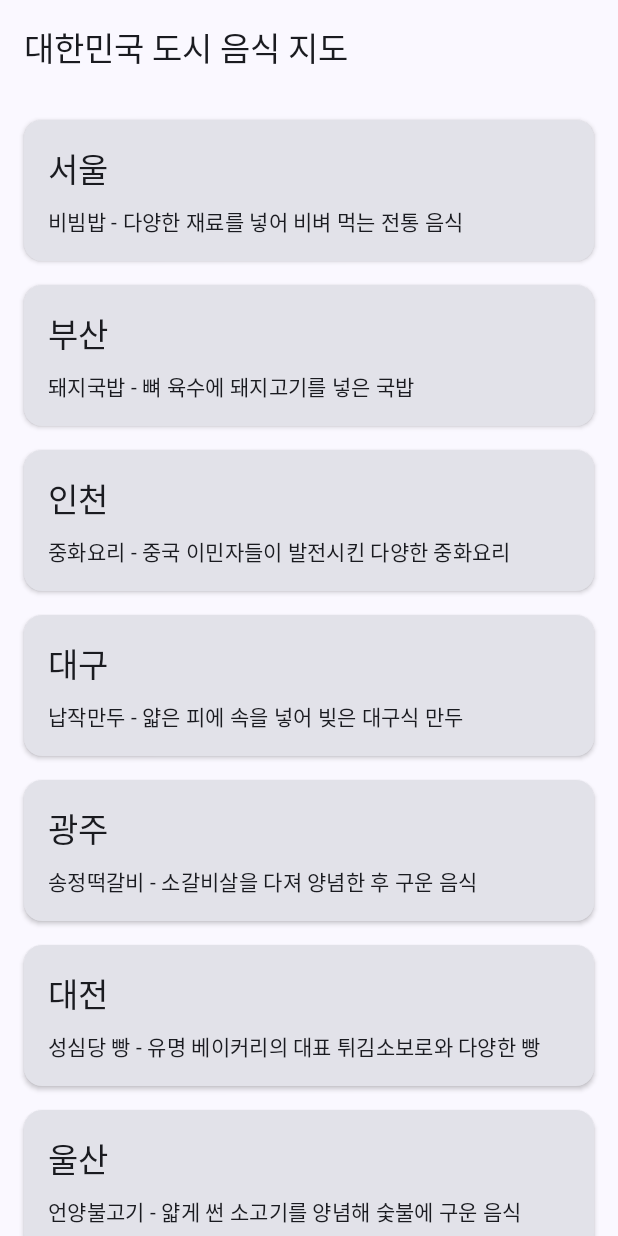
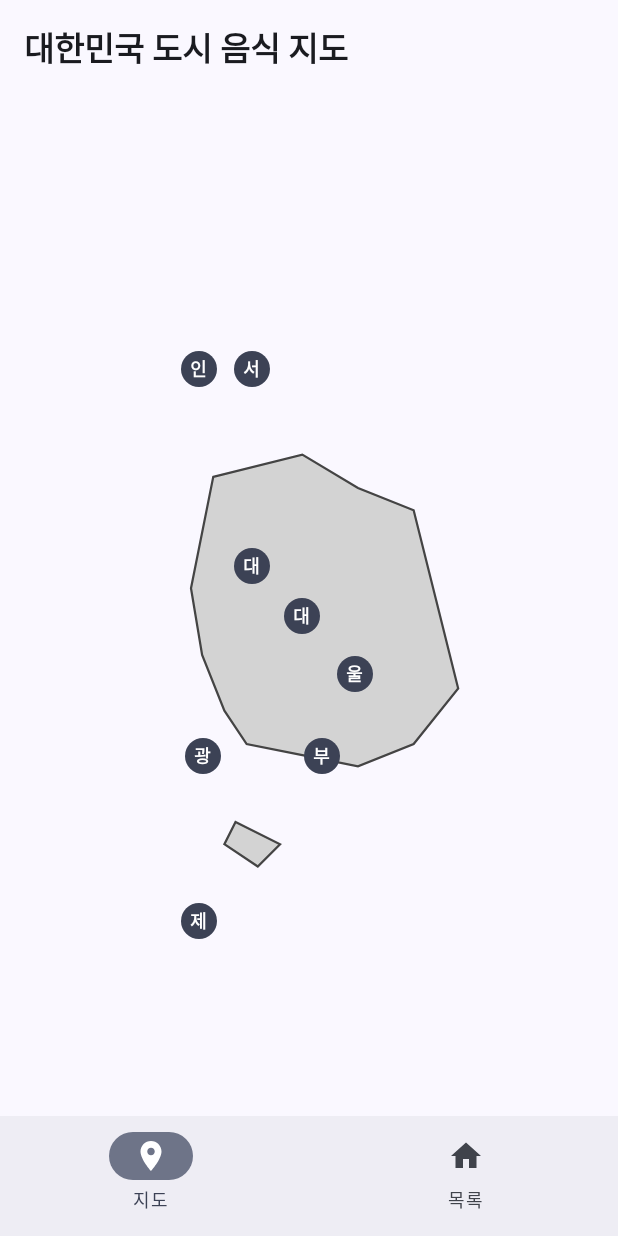
Before and after one commit to haeseoky/ocean-android, an Android app built with Jetpack Compose: the screen it shows after launch (MainActivity), on a phone screen of 412 x 824 dp. Run offline under Robolectric (Android 15) with nearby library versions, the phone set to English and light mode, and no system bars.

Commit message:
대한민국 도시 음식 지도 앱 완성

```diff
--- a/app/src/main/java/com/example/ocean/MainActivity.kt
+++ b/app/src/main/java/com/example/ocean/MainActivity.kt
@@ -6,7 +6,13 @@ import androidx.activity.compose.setContent
 import androidx.activity.enableEdgeToEdge
 import androidx.compose.foundation.layout.fillMaxSize
 import androidx.compose.foundation.layout.padding
+import androidx.compose.material.icons.Icons
+import androidx.compose.material.icons.filled.Home
+import androidx.compose.material.icons.filled.Place
 import androidx.compose.material3.ExperimentalMaterial3Api
+import androidx.compose.material3.Icon
+import androidx.compose.material3.NavigationBar
+import androidx.compose.material3.NavigationBarItem
 import androidx.compose.material3.Scaffold
 import androidx.compose.material3.SnackbarHost
 import androidx.compose.material3.SnackbarHostState
@@ -14,11 +20,27 @@ import androidx.compose.material3.Text
 import androidx.compose.material3.TopAppBar
 import androidx.compose.material3.TopAppBarDefaults
 import androidx.compose.runtime.Composable
+import androidx.compose.runtime.getValue
 import androidx.compose.runtime.remember
 import androidx.compose.ui.Modifier
+import androidx.compose.ui.graphics.vector.ImageVector
 import androidx.compose.ui.tooling.preview.Preview
-import com.example.ocean.ui.home.HomeScreen
+import androidx.navigation.NavDestination.Companion.hierarchy
+import androidx.navigation.NavGraph.Companion.findStartDestination
+import androidx.navigation.compose.currentBackStackEntryAsState
+import androidx.navigation.compose.rememberNavController
+import com.example.ocean.ui.navigation.AppNavigation
+import com.example.ocean.ui.navigation.NavRoutes
 import com.example.ocean.ui.theme.OceanTheme
+
+/**
+ * 내비게이션 아이템 데이터 클래스
+ */
+data class NavigationItem(
+    val title: String,
+    val icon: ImageVector,
+    val route: String
+)
 
 class MainActivity : ComponentActivity() {
     override fun onCreate(savedInstanceState: Bundle?) {
@@ -35,7 +57,26 @@ class MainActivity : ComponentActivity() {
 @OptIn(ExperimentalMaterial3Api::class)
 @Composable
 fun OceanApp() {
+    val navController = rememberNavController()
     val snackbarHostState = remember { SnackbarHostState() }
+
+    // 현재 선택된 하단 네비게이션 아이템
+    val navBackStackEntry by navController.currentBackStackEntryAsState()
+    val currentDestination = navBackStackEntry?.destination
+
+    // 내비게이션 아이템
+    val items = listOf(
+        NavigationItem(
+            title = "지도",
+            icon = Icons.Filled.Place,  // Map 대신 Place 아이콘 사용
+            route = NavRoutes.Map.route
+        ),
+        NavigationItem(
+            title = "목록",
+            icon = Icons.Filled.Home,
+            route = NavRoutes.Home.route
+        )
+    )
 
     Scaffold(
         modifier = Modifier.fillMaxSize(),
@@ -45,14 +86,36 @@ fun OceanApp() {
                 title = { Text("대한민국 도시 음식 지도") },
                 colors = TopAppBarDefaults.topAppBarColors()
             )
+        },
+        bottomBar = {
+            NavigationBar {
+                items.forEach { item ->
+                    val selected = currentDestination?.hierarchy?.any { it.route == item.route } == true
+
+                    NavigationBarItem(
+                        icon = { Icon(item.icon, contentDescription = item.title) },
+                        label = { Text(item.title) },
+                        selected = selected,
+                        onClick = {
+                            navController.navigate(item.route) {
+                                // 백 스택에 쌓이지 않도록 설정
+                                popUpTo(navController.graph.findStartDestination().id) {
+                                    saveState = true
+                                }
+                                // 중복 네비게이션 방지
+                                launchSingleTop = true
+                                // 상태 저장
+                                restoreState = true
+                            }
+                        }
+                    )
+                }
+            }
         }
     ) { innerPadding ->
-        // 지도 화면 대신 홈 화면 사용 (의존성 문제 해결까지)
-        HomeScreen(
+        AppNavigation(
             modifier = Modifier.padding(innerPadding),
-            onItemClick = {
-                // 아이템 클릭시 작업
-            }
+            navController = navController
         )
     }
 }
--- /dev/null
+++ b/app/src/main/java/com/example/ocean/data/repository/CityRepository.kt
@@ -0,0 +1,95 @@
+package com.example.ocean.data.repository
+
+import com.example.ocean.domain.model.CityInfo
+import kotlinx.coroutines.flow.Flow
+import kotlinx.coroutines.flow.flow
+
+/**
+ * 도시 정보를 제공하는 Repository
+ */
+class CityRepository {
+
+    /**
+     * 대한민국 주요 도시 정보 목록을 가져옵니다.
+     */
+    fun getCityInfoList(): Flow<List<CityInfo>> = flow {
+        val cityInfoList = listOf(
+            CityInfo(
+                id = "seoul",
+                name = "서울",
+                xCoordinate = 0.51f,
+                yCoordinate = 0.28f,
+                famousFood = "비빔밥",
+                description = "다양한 재료를 넣어 비벼 먹는 전통 음식"
+            ),
+            CityInfo(
+                id = "busan",
+                name = "부산",
+                xCoordinate = 0.68f,
+                yCoordinate = 0.75f,
+                famousFood = "돼지국밥",
+                description = "뼈 육수에 돼지고기를 넣은 국밥"
+            ),
+            CityInfo(
+                id = "incheon",
+                name = "인천",
+                xCoordinate = 0.38f,
+                yCoordinate = 0.28f,
+                famousFood = "중화요리",
+                description = "중국 이민자들이 발전시킨 다양한 중화요리"
+            ),
+            CityInfo(
+                id = "daegu",
+                name = "대구",
+                xCoordinate = 0.63f,
+                yCoordinate = 0.58f,
+                famousFood = "납작만두",
+                description = "얇은 피에 속을 넣어 빚은 대구식 만두"
+            ),
+            CityInfo(
+                id = "gwangju",
+                name = "광주",
+                xCoordinate = 0.39f,
+                yCoordinate = 0.75f,
+                famousFood = "송정떡갈비",
+                description = "소갈비살을 다져 양념한 후 구운 음식"
+            ),
+            CityInfo(
+                id = "daejeon",
+                name = "대전",
+                xCoordinate = 0.51f,
+                yCoordinate = 0.52f,
+                famousFood = "성심당 빵",
+                description = "유명 베이커리의 대표 튀김소보로와 다양한 빵"
+            ),
+            CityInfo(
+                id = "ulsan",
+                name = "울산",
+                xCoordinate = 0.76f,
+                yCoordinate = 0.65f,
+                famousFood = "언양불고기",
+                description = "얇게 썬 소고기를 양념해 숯불에 구운 음식"
+            ),
+            CityInfo(
+                id = "jeju",
+                name = "제주",
+                xCoordinate = 0.38f,
+                yCoordinate = 0.95f,
+                famousFood = "흑돼지구이",
+                description = "제주 특산물인 흑돼지를 구운 음식"
+            )
+        )
+
+        emit(cityInfoList)
+    }
+
+    /**
+     * 특정 도시 정보를 가져옵니다.
+     */
+    fun getCityInfo(id: String): Flow<CityInfo?> = flow {
+        val cityInfo = getCityInfoList().collect { cityList ->
+            val city = cityList.find { it.id == id }
+            emit(city)
+        }
+    }
+}
--- /dev/null
+++ b/app/src/main/java/com/example/ocean/ui/map/MapScreen.kt
@@ -0,0 +1,187 @@
+package com.example.ocean.ui.map
+
+import androidx.compose.animation.AnimatedVisibility
+import androidx.compose.animation.fadeIn
+import androidx.compose.animation.fadeOut
+import androidx.compose.foundation.Image
+import androidx.compose.foundation.background
+import androidx.compose.foundation.clickable
+import androidx.compose.foundation.layout.Box
+import androidx.compose.foundation.layout.Column
+import androidx.compose.foundation.layout.fillMaxSize
+import androidx.compose.foundation.layout.offset
+import androidx.compose.foundation.layout.padding
+import androidx.compose.foundation.layout.size
+import androidx.compose.foundation.shape.CircleShape
+import androidx.compose.foundation.shape.RoundedCornerShape
+import androidx.compose.material3.MaterialTheme
+import androidx.compose.material3.Surface
+import androidx.compose.material3.Text
+import androidx.compose.runtime.Composable
+import androidx.compose.runtime.getValue
+import androidx.compose.runtime.mutableStateOf
+import androidx.compose.runtime.remember
+import androidx.compose.runtime.setValue
+import androidx.compose.ui.Alignment
+import androidx.compose.ui.Modifier
+import androidx.compose.ui.draw.clip
+import androidx.compose.ui.draw.shadow
+import androidx.compose.ui.graphics.Color
+import androidx.compose.ui.platform.LocalConfiguration
+import androidx.compose.ui.platform.LocalDensity
+import androidx.compose.ui.res.painterResource
+import androidx.compose.ui.text.font.FontWeight
+import androidx.compose.ui.text.style.TextAlign
+import androidx.compose.ui.unit.IntOffset
+import androidx.compose.ui.unit.dp
+import androidx.compose.ui.unit.sp
+import com.example.ocean.R
+import com.example.ocean.domain.model.CityInfo
+import kotlin.math.roundToInt
+
+/**
+ * 대한민국 지도 화면
+ *
+ * 지도 위에 도시 위치를 표시하고, 클릭 시 해당 도시의 유명 음식 정보를 말풍선으로 보여줍니다.
+ */
+@Composable
+fun MapScreen(
+    modifier: Modifier = Modifier,
+    cities: List<CityInfo> = emptyList()
+) {
+    // 선택된 도시 정보
+    var selectedCity by remember { mutableStateOf<CityInfo?>(null) }
+
+    // 화면 크기 구하기
+    val configuration = LocalConfiguration.current
+    val screenWidth = configuration.screenWidthDp.dp
+    val screenHeight = configuration.screenHeightDp.dp
+
+    Box(
+        modifier = modifier
+            .fillMaxSize()
+            .padding(16.dp)
+    ) {
+        // 한국 지도 이미지
+        Image(
+            painter = painterResource(id = R.drawable.korea_map),
+            contentDescription = "대한민국 지도",
+            modifier = Modifier.fillMaxSize()
+        )
+
+        // 도시 마커 표시
+        cities.forEach { city ->
+            CityMarker(
+                city = city,
+                screenWidth = screenWidth,
+                screenHeight = screenHeight,
+                onClick = {
+                    selectedCity = if (selectedCity?.id == city.id) null else city
+                },
+                isSelected = selectedCity?.id == city.id
+            )
+        }
+
+        // 선택된 도시가 있으면 말풍선 표시
+        selectedCity?.let { city ->
+            SpeechBubble(
+                city = city,
+                screenWidth = screenWidth,
+                screenHeight = screenHeight
+            )
+        }
+    }
+}
+
+/**
+ * 도시 마커 컴포넌트
+ */
+@Composable
+private fun CityMarker(
+    city: CityInfo,
+    screenWidth: androidx.compose.ui.unit.Dp,
+    screenHeight: androidx.compose.ui.unit.Dp,
+    onClick: () -> Unit,
+    isSelected: Boolean
+) {
+    val markerSize = 24.dp
+    val density = LocalDensity.current
+
+    val xPos = (screenWidth.value * city.xCoordinate).roundToInt()
+    val yPos = (screenHeight.value * city.yCoordinate).roundToInt()
+
+    Box(
+        modifier = Modifier
+            .offset { IntOffset(xPos, yPos) }
+            .size(markerSize)
+            .clip(CircleShape)
+            .background(if (isSelected) MaterialTheme.colorScheme.primary else MaterialTheme.colorScheme.secondary)
+            .clickable(onClick = onClick),
+        contentAlignment = Alignment.Center
+    ) {
+        Text(
+            text = city.name.take(1),
+            color = Color.White,
+            fontWeight = FontWeight.Bold,
+            fontSize = 12.sp
+        )
+    }
+}
+
+/**
+ * 말풍선 컴포넌트
+ */
+@Composable
+private fun SpeechBubble(
+    city: CityInfo,
+    screenWidth: androidx.compose.ui.unit.Dp,
+    screenHeight: androidx.compose.ui.unit.Dp
+) {
+    val xPos = (screenWidth.value * city.xCoordinate).roundToInt()
+    val yPos = (screenHeight.value * city.yCoordinate).roundToInt() - 100
+
+    // 화면 경계를 벗어나지 않도록 조정
+    val adjustedX = xPos.coerceIn(0, screenWidth.value.toInt() - 200)
+    val adjustedY = yPos.coerceIn(0, screenHeight.value.toInt() - 150)
+
+    Box(
+        modifier = Modifier
+            .offset { IntOffset(adjustedX, adjustedY) }
+    ) {
+        AnimatedVisibility(
+            visible = true,
+            enter = fadeIn(),
+            exit = fadeOut()
+        ) {
+            Surface(
+                modifier = Modifier
+                    .padding(8.dp)
+                    .shadow(4.dp, RoundedCornerShape(8.dp)),
+                shape = RoundedCornerShape(8.dp),
+                color = Color.White
+            ) {
+                Column(
+                    modifier = Modifier.padding(12.dp)
+                ) {
+                    Text(
+                        text = city.name,
+                        fontSize = 16.sp,
+                        fontWeight = FontWeight.Bold,
+                        color = MaterialTheme.colorScheme.primary
+                    )
+                    Text(
+                        text = city.famousFood,
+                        fontSize = 14.sp,
+                        fontWeight = FontWeight.Bold,
+                        color = MaterialTheme.colorScheme.secondary
+                    )
+                    Text(
+                        text = city.description,
+                        fontSize = 12.sp,
+                        textAlign = TextAlign.Start
+                    )
+                }
+            }
+        }
+    }
+}
--- /dev/null
+++ b/app/src/main/java/com/example/ocean/ui/map/MapViewModel.kt
@@ -0,0 +1,70 @@
+package com.example.ocean.ui.map
+
+import androidx.lifecycle.ViewModel
+import androidx.lifecycle.viewModelScope
+import com.example.ocean.data.repository.CityRepository
+import com.example.ocean.domain.model.CityInfo
+import kotlinx.coroutines.flow.MutableStateFlow
+import kotlinx.coroutines.flow.StateFlow
+import kotlinx.coroutines.flow.asStateFlow
+import kotlinx.coroutines.flow.catch
+import kotlinx.coroutines.launch
+
+/**
+ * 지도 화면을 위한 ViewModel
+ */
+class MapViewModel : ViewModel() {
+
+    // 실제 프로젝트에서는 의존성 주입을 사용하는 것이 좋습니다.
+    private val repository = CityRepository()
+
+    // UI 상태
+    private val _uiState = MutableStateFlow<MapUiState>(MapUiState.Loading)
+    val uiState: StateFlow<MapUiState> = _uiState.asStateFlow()
+
+    // 선택된 도시 ID
+    private val _selectedCityId = MutableStateFlow<String?>(null)
+    val selectedCityId: StateFlow<String?> = _selectedCityId.asStateFlow()
+
+    init {
+        loadCities()
+    }
+
+    /**
+     * 도시 정보 목록을 로드합니다.
+     */
+    fun loadCities() {
+        viewModelScope.launch {
+            _uiState.value = MapUiState.Loading
+
+            repository.getCityInfoList()
+                .catch { e ->
+                    _uiState.value = MapUiState.Error(e.message ?: "Unknown error occurred")
+                }
+                .collect { cities ->
+                    _uiState.value = if (cities.isEmpty()) {
+                        MapUiState.Empty
+                    } else {
+                        MapUiState.Success(cities)
+                    }
+                }
+        }
+    }
+
+    /**
+     * 도시를 선택합니다.
+     */
+    fun selectCity(cityId: String?) {
+        _selectedCityId.value = cityId
+    }
+}
+
+/**
+ * 지도 화면의 UI 상태를 나타내는 Sealed 클래스
+ */
+sealed class MapUiState {
+    object Loading : MapUiState()
+    data class Success(val cities: List<CityInfo>) : MapUiState()
+    object Empty : MapUiState()
+    data class Error(val message: String) : MapUiState()
+}
--- /dev/null
+++ b/app/src/main/java/com/example/ocean/ui/navigation/AppNavigation.kt
@@ -0,0 +1,69 @@
+package com.example.ocean.ui.navigation
+
+import androidx.compose.runtime.Composable
+import androidx.compose.runtime.collectAsState
+import androidx.compose.runtime.getValue
+import androidx.compose.ui.Modifier
+import androidx.lifecycle.viewmodel.compose.viewModel
+import androidx.navigation.NavHostController
+import androidx.navigation.compose.NavHost
+import androidx.navigation.compose.composable
+import androidx.navigation.compose.rememberNavController
+import com.example.ocean.ui.home.HomeScreen
+import com.example.ocean.ui.home.HomeViewModel
+import com.example.ocean.ui.map.MapScreen
+import com.example.ocean.ui.map.MapUiState
+import com.example.ocean.ui.map.MapViewModel
+
+/**
+ * 앱 네비게이션 경로
+ */
+sealed class NavRoutes(val route: String) {
+    object Home : NavRoutes("home")
+    object Map : NavRoutes("map")
+}
+
+/**
+ * 앱 네비게이션 컴포넌트
+ */
+@Composable
+fun AppNavigation(
+    modifier: Modifier = Modifier,
+    navController: NavHostController = rememberNavController(),
+    startDestination: String = NavRoutes.Map.route
+) {
+    NavHost(
+        navController = navController,
+        startDestination = startDestination,
+        modifier = modifier
+    ) {
+        composable(NavRoutes.Home.route) {
+            val homeViewModel: HomeViewModel = viewModel()
+            HomeScreen(
+                onItemClick = { item ->
+                    navController.navigate(NavRoutes.Map.route)
+                }
+            )
+        }
+
+        composable(NavRoutes.Map.route) {
+            val mapViewModel: MapViewModel = viewModel()
+            val uiState by mapViewModel.uiState.collectAsState()
+
+            when (val state = uiState) {
+                is MapUiState.Loading -> {
+                    // 로딩 표시
+                }
+                is MapUiState.Success -> {
+                    MapScreen(cities = state.cities)
+                }
+                is MapUiState.Empty -> {
+                    // 빈 상태 표시
+                }
+                is MapUiState.Error -> {
+                    // 에러 표시
+                }
+            }
+        }
+    }
+}
--- a/app/src/main/java/com/example/ocean/ui/theme/Color.kt
+++ b/app/src/main/java/com/example/ocean/ui/theme/Color.kt
@@ -2,21 +2,7 @@ package com.example.ocean.ui.theme
 
 import androidx.compose.ui.graphics.Color
 
-// Light Theme Colors
-val OceanBlue = Color(0xFF0077B6)
-val DeepBlue = Color(0xFF023E8A)
-val LightBlue = Color(0xFF90E0EF)
-val SkyBlue = Color(0xFFADE8F4)
-val White = Color(0xFFFFFFFF)
-
-// Dark Theme Colors
-val DarkBlue = Color(0xFF03045E)
-val MidnightBlue = Color(0xFF0A043C)
-val NavyBlue = Color(0xFF03045E)
-val DarkSkyBlue = Color(0xFF48CAE4)
-val DarkWhite = Color(0xFFE6E6E6)
-
-// Original Material3 Colors (keeping for reference)
+// 앱 색상 정의
 val Purple80 = Color(0xFFD0BCFF)
 val PurpleGrey80 = Color(0xFFCCC2DC)
 val Pink80 = Color(0xFFEFB8C8)
@@ -24,3 +10,10 @@ val Pink80 = Color(0xFFEFB8C8)
 val Purple40 = Color(0xFF6650a4)
 val PurpleGrey40 = Color(0xFF625b71)
 val Pink40 = Color(0xFF7D5260)
+
+// 앱에서 사용할 커스텀 색상
+val OceanBlue = Color(0xFF0066CC)
+val SkyBlue = Color(0xFF03A9F4)
+val LeafGreen = Color(0xFF4CAF50)
+val SandYellow = Color(0xFFFFC107)
+val CoralRed = Color(0xFFFF5722)
--- a/app/src/main/java/com/example/ocean/ui/theme/Theme.kt
+++ b/app/src/main/java/com/example/ocean/ui/theme/Theme.kt
@@ -10,47 +10,44 @@ import androidx.compose.material3.dynamicLightColorScheme
 import androidx.compose.material3.lightColorScheme
 import androidx.compose.runtime.Composable
 import androidx.compose.runtime.SideEffect
+import androidx.compose.ui.graphics.Color
 import androidx.compose.ui.graphics.toArgb
 import androidx.compose.ui.platform.LocalContext
 import androidx.compose.ui.platform.LocalView
 import androidx.core.view.WindowCompat
 
+// 밝은 테마 색상
 private val LightColorScheme = lightColorScheme(
-    primary = OceanBlue,
-    onPrimary = White,
-    primaryContainer = LightBlue,
-    onPrimaryContainer = DeepBlue,
-    secondary = DeepBlue,
-    onSecondary = White,
-    secondaryContainer = SkyBlue,
-    onSecondaryContainer = DarkBlue,
-    tertiary = LightBlue,
-    background = White,
-    onBackground = DeepBlue,
-    surface = White,
-    onSurface = DeepBlue
+    primary = Color(0xFF0066CC),
+    secondary = Color(0xFF03A9F4),
+    tertiary = Color(0xFF4CAF50),
+    background = Color(0xFFF5F5F5),
+    surface = Color(0xFFFFFFFF),
+    onPrimary = Color.White,
+    onSecondary = Color.White,
+    onTertiary = Color.White,
+    onBackground = Color(0xFF1C1B1F),
+    onSurface = Color(0xFF1C1B1F)
 )
 
+// 어두운 테마 색상
 private val DarkColorScheme = darkColorScheme(
-    primary = DarkSkyBlue,
-    onPrimary = DarkBlue,
-    primaryContainer = NavyBlue,
-    onPrimaryContainer = LightBlue,
-    secondary = LightBlue,
-    onSecondary = DarkBlue,
-    secondaryContainer = DeepBlue,
-    onSecondaryContainer = SkyBlue,
-    tertiary = SkyBlue,
-    background = MidnightBlue,
-    onBackground = DarkWhite,
-    surface = DarkBlue,
-    onSurface = DarkWhite
+    primary = Color(0xFF6AABFF),
+    secondary = Color(0xFF81D4FA),
+    tertiary = Color(0xFF8BC34A),
+    background = Color(0xFF121212),
+    surface = Color(0xFF1E1E1E),
+    onPrimary = Color.Black,
+    onSecondary = Color.Black,
+    onTertiary = Color.Black,
+    onBackground = Color.White,
+    onSurface = Color.White
 )
 
 @Composable
 fun OceanTheme(
     darkTheme: Boolean = isSystemInDarkTheme(),
-    // Dynamic color is available on Android 12+
+    // 동적 색상은 Android 12+ 에서만 가능
     dynamicColor: Boolean = true,
     content: @Composable () -> Unit
 ) {
@@ -59,10 +56,10 @@ fun OceanTheme(
             val context = LocalContext.current
             if (darkTheme) dynamicDarkColorScheme(context) else dynamicLightColorScheme(context)
         }
-
         darkTheme -> DarkColorScheme
         else -> LightColorScheme
     }
+
     val view = LocalView.current
     if (!view.isInEditMode) {
         SideEffect {
--- a/app/src/main/java/com/example/ocean/ui/theme/Type.kt
+++ b/app/src/main/java/com/example/ocean/ui/theme/Type.kt
@@ -6,7 +6,7 @@ import androidx.compose.ui.text.font.FontFamily
 import androidx.compose.ui.text.font.FontWeight
 import androidx.compose.ui.unit.sp
 
-// Set of Material typography styles to start with
+// 앱 타이포그래피 정의
 val Typography = Typography(
     bodyLarge = TextStyle(
         fontFamily = FontFamily.Default,
@@ -14,11 +14,10 @@ val Typography = Typography(
         fontSize = 16.sp,
         lineHeight = 24.sp,
         letterSpacing = 0.5.sp
-    )
-    /* Other default text styles to override
+    ),
     titleLarge = TextStyle(
         fontFamily = FontFamily.Default,
-        fontWeight = FontWeight.Normal,
+        fontWeight = FontWeight.Bold,
         fontSize = 22.sp,
         lineHeight = 28.sp,
         letterSpacing = 0.sp
@@ -29,6 +28,12 @@ val Typography = Typography(
         fontSize = 11.sp,
         lineHeight = 16.sp,
         letterSpacing = 0.5.sp
+    ),
+    bodyMedium = TextStyle(
+        fontFamily = FontFamily.Default,
+        fontWeight = FontWeight.Normal,
+        fontSize = 14.sp,
+        lineHeight = 20.sp,
+        letterSpacing = 0.25.sp
     )
-    */
 )
--- /dev/null
+++ b/app/src/main/res/drawable/korea_map.xml
@@ -0,0 +1,21 @@
+<?xml version="1.0" encoding="utf-8"?>
+<vector xmlns:android="http://schemas.android.com/apk/res/android"
+    android:width="512dp"
+    android:height="512dp"
+    android:viewportWidth="512"
+    android:viewportHeight="512">
+
+    <!-- 대한민국 지도 단순화된 형태 -->
+    <path
+        android:fillColor="#D3D3D3"
+        android:strokeWidth="2"
+        android:strokeColor="#444444"
+        android:pathData="M170,140 L250,120 L300,150 L350,170 L370,250 L390,330 L350,380 L300,400 L250,390 L200,380 L180,350 L160,300 L150,240 L170,140 Z" />
+
+    <!-- 제주도 -->
+    <path
+        android:fillColor="#D3D3D3"
+        android:strokeWidth="2"
+        android:strokeColor="#444444"
+        android:pathData="M190,450 L230,470 L210,490 L180,470 Z" />
+</vector>
```
Also changed, not shown: app/build.gradle.kts (+7 -0 lines), app/src/main/java/com/example/ocean/data/repository/OceanRepository.kt (+4 -38 lines), app/src/main/java/com/example/ocean/data/repository/OceanRepositoryImpl.kt (added, +68 -0 lines), app/src/main/res/drawable/speech_bubble.xml (added, +13 -0 lines).
